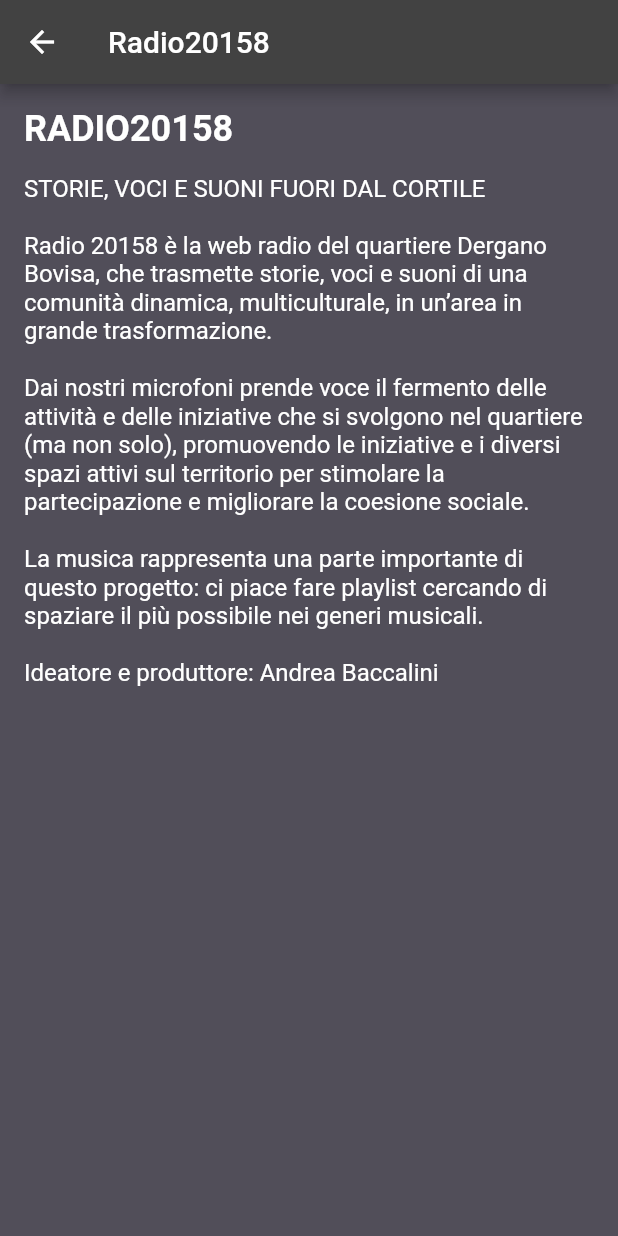
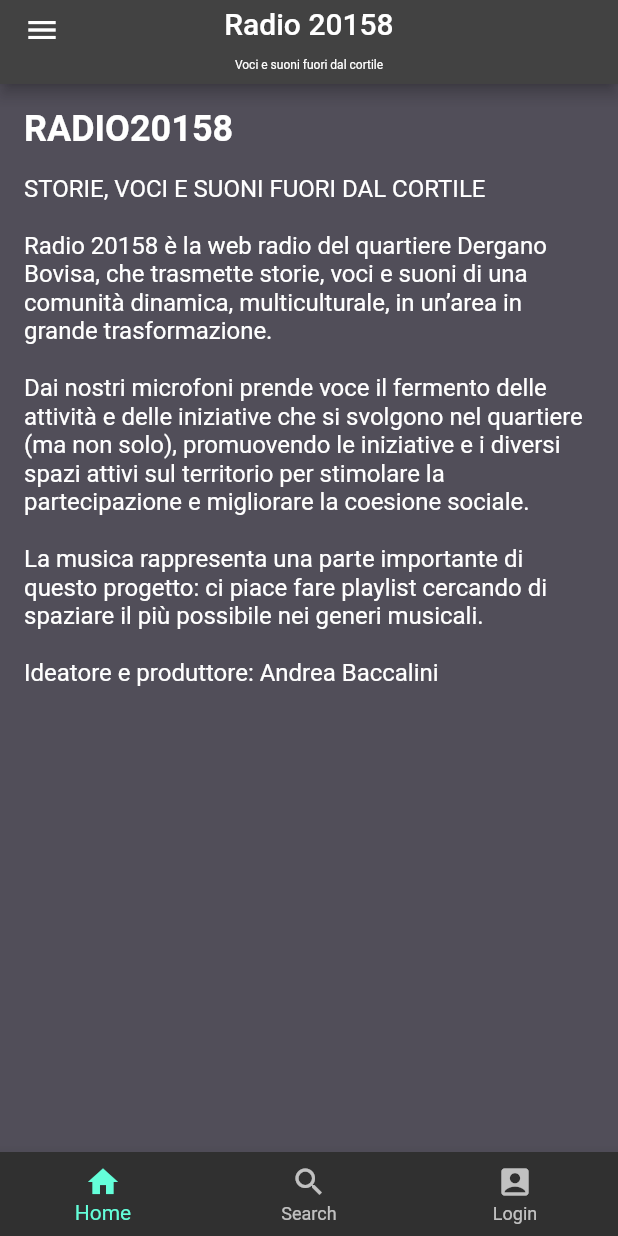
Before and after one commit to quadroce/radio20158, a Flutter app: the RadioWidget screen opened directly, on a phone screen of 412 x 824 dp. Run offline on Flutter 3.47's test engine with Material 2 defaults, Android fonts, the phone set to English and light mode, and no system bars; our stand-ins replace font_awesome_flutter, google_fonts, just_audio, share; missing offline and left inert: webfeed; network calls fail.

Commit message:
added bottombar

```diff
--- a/lib/ui/screens/topbar.dart
+++ b/lib/ui/screens/topbar.dart
@@ -36,13 +36,37 @@ class RadioAppBar extends StatelessWidget implements PreferredSizeWidget {
   Size get preferredSize => AppBar().preferredSize;
 }
 
-class RadioWidget extends StatelessWidget {
+class BottomBarAppBar extends StatelessWidget {
+  const BottomBarAppBar({Key? key}) : super(key: key);
   @override
   Widget build(BuildContext context) {
+    return BottomNavigationBar(
+      items: const <BottomNavigationBarItem>[
+        BottomNavigationBarItem(
+          icon: Icon(Icons.home),
+          label: 'Home',
+        ),
+        BottomNavigationBarItem(
+          icon: Icon(Icons.search),
+          label: 'Search',
+        ),
+        BottomNavigationBarItem(
+          icon: Icon(Icons.account_box_rounded),
+          label: 'Login',
+        ),
+      ],
+    );
+  }
+}
+
+class RadioWidget extends StatelessWidget {
+  final GlobalKey<ScaffoldState> _scaffoldKey = GlobalKey<ScaffoldState>();
+
+  final GlobalKey<ScaffoldState> _bottomKey = GlobalKey<ScaffoldState>();
+
+  Widget build(BuildContext context) {
     return Scaffold(
-      appBar: AppBar(
-        title: Text('Radio20158'),
-      ),
+      appBar: RadioAppBar(scaffoldKey: _scaffoldKey),
       body: Container(
         padding: EdgeInsets.all(16.0),
         child: Column(
@@ -65,6 +89,7 @@ class RadioWidget extends StatelessWidget {
           ],
         ),
       ),
+      bottomNavigationBar: BottomBarAppBar(key: _bottomKey),
     );
   }
 }
--- a/lib/ui/screens/trasmissioneitem.dart
+++ b/lib/ui/screens/trasmissioneitem.dart
@@ -1,7 +1,6 @@
 import 'package:flutter/material.dart';
 import 'package:intl/intl.dart';
 import 'package:just_audio/just_audio.dart';
-import 'topbar.dart';
 import 'openAudioPlayer.dart';
 
 class TrasmissioneItem extends StatelessWidget {
```
